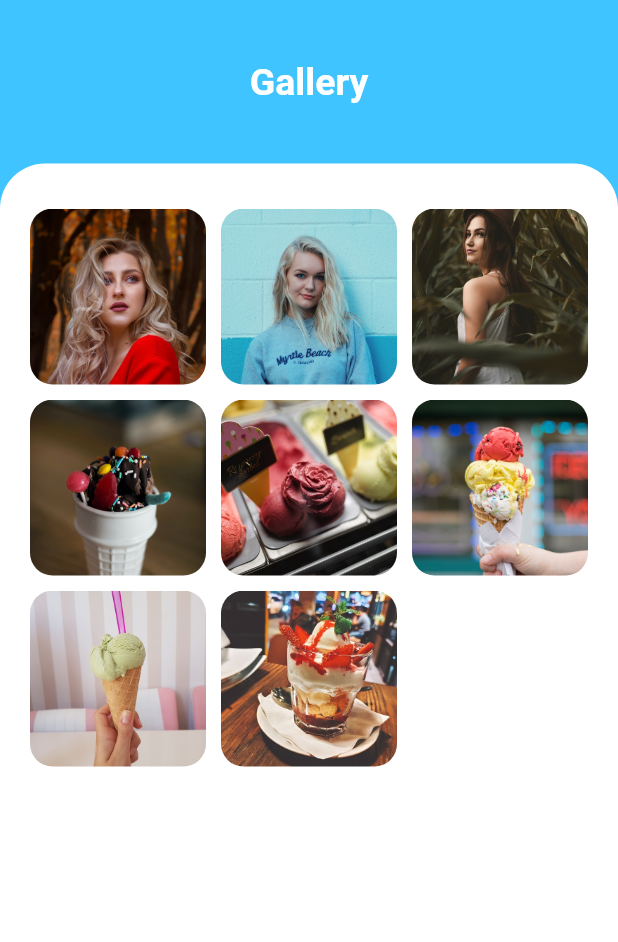
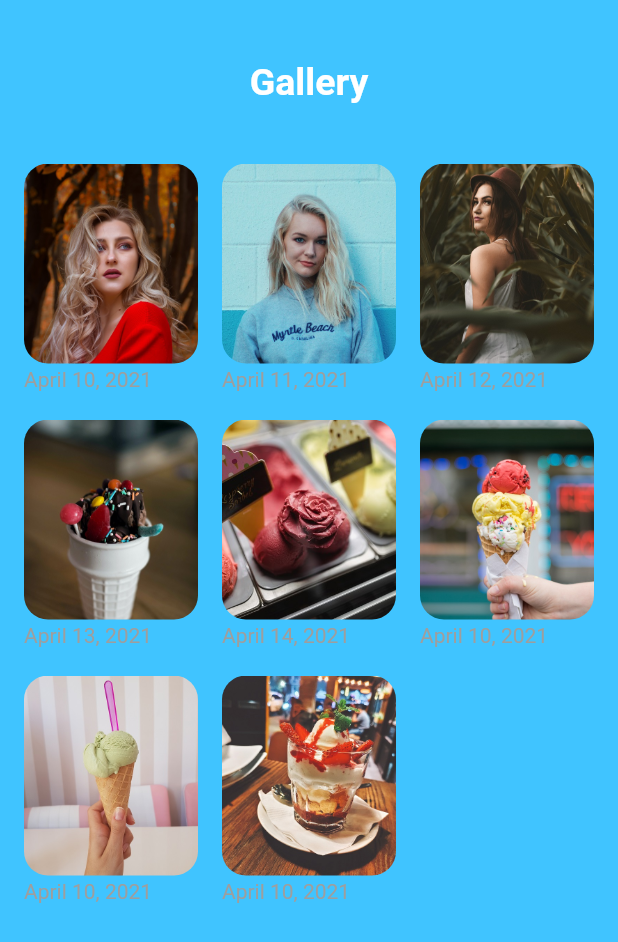
Before and after one commit to yid164/flutter_photo, a Flutter app: the screen it shows after launch, on a phone screen of 412 x 824 dp. Shown: the top 942 px of the screen. Run offline on Flutter 3.47's test engine with Material 2 defaults, Android fonts, the phone set to English and light mode, and no system bars.

Commit message:
gallery layout fixed

```diff
--- /dev/null
+++ b/lib/components/image_card.dart
@@ -0,0 +1,39 @@
+import 'package:flutter/cupertino.dart';
+import 'package:flutter/material.dart';
+import 'package:flutter_photo/home_page.dart';
+
+class ImageCard extends StatelessWidget {
+  final ImageDetail imageDetail;
+  final Function onPressed;
+
+  const ImageCard(
+      {Key? key, required this.imageDetail, required this.onPressed})
+      : super(key: key);
+
+  @override
+  Widget build(BuildContext context) {
+    return Column(
+      crossAxisAlignment: CrossAxisAlignment.start,
+      children: [
+        Expanded(
+          child: Container(
+            padding: EdgeInsets.all(defaultPadding),
+            decoration: BoxDecoration(
+                color: Colors.transparent,
+                borderRadius: BorderRadius.circular(16),
+                image: DecorationImage(
+                    image: AssetImage(imageDetail.afterImagePath!),
+                    fit: BoxFit.cover)),
+          ),
+        ),
+        Padding(
+          padding: EdgeInsets.symmetric(vertical: defaultPadding / 6),
+          child: Text(
+            imageDetail.date,
+            style: TextStyle(color: Colors.grey),
+          ),
+        ),
+      ],
+    );
+  }
+}
--- a/lib/home_page.dart
+++ b/lib/home_page.dart
@@ -1,4 +1,7 @@
 import 'package:flutter/material.dart';
+import 'package:flutter/widgets.dart';
+
+import 'components/image_card.dart';
 
 List<ImageDetail> _images = [
   ImageDetail(
@@ -35,6 +38,8 @@ List<ImageDetail> _images = [
       afterImagePath: "lib/images/16.jpg"),
 ];
 
+const defaultPadding = 16.0;
+
 class HomePage extends StatelessWidget {
   @override
   Widget build(BuildContext context) {
@@ -59,40 +64,18 @@ class HomePage extends StatelessWidget {
               height: 40,
             ),
             Expanded(
-                child: Container(
-              padding: EdgeInsets.symmetric(
-                horizontal: 20,
-                vertical: 30,
-              ),
-              decoration: BoxDecoration(
-                color: Colors.white,
-                borderRadius: BorderRadius.only(
-                  topLeft: Radius.circular(30),
-                  topRight: Radius.circular(30),
-                ),
-              ),
-              child: GridView.builder(
-                gridDelegate: SliverGridDelegateWithFixedCrossAxisCount(
-                    crossAxisCount: 3,
-                    crossAxisSpacing: 10,
-                    mainAxisSpacing: 10),
-                itemBuilder: (context, index) {
-                  return RawMaterialButton(
-                    onPressed: () => {},
-                    child: Container(
-                      decoration: BoxDecoration(
-                        borderRadius: BorderRadius.circular(15),
-                        image: DecorationImage(
-                          image: AssetImage(_images[index].afterImagePath!),
-                          fit: BoxFit.cover,
-                        ),
-                      ),
-                    ),
-                  );
-                },
-                itemCount: _images.length,
-              ),
-            )),
+              child: Padding(
+                  padding: EdgeInsets.symmetric(horizontal: defaultPadding),
+                  child: GridView.builder(
+                      itemCount: _images.length,
+                      gridDelegate: SliverGridDelegateWithFixedCrossAxisCount(
+                          crossAxisCount: 3,
+                          mainAxisSpacing: defaultPadding,
+                          crossAxisSpacing: defaultPadding,
+                          childAspectRatio: 0.75),
+                      itemBuilder: (context, index) => ImageCard(
+                          imageDetail: _images[index], onPressed: () {}))),
+            )
           ],
         ),
       ),
```
